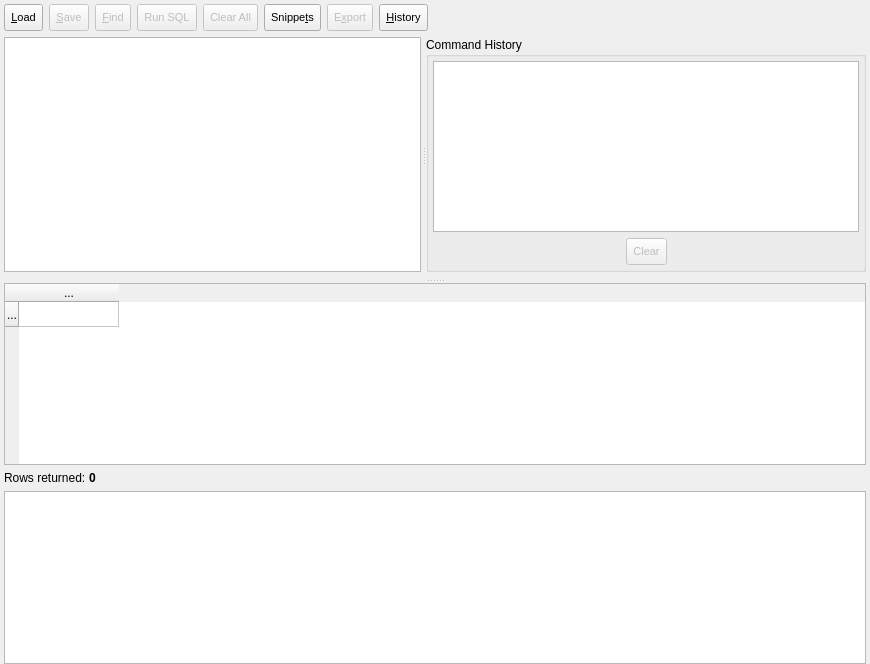
Above: libpgmodeler_ui/ui/sqlexecutionwidget.ui from pgmodeler/pgmodeler before the change. Below: the same form after it.
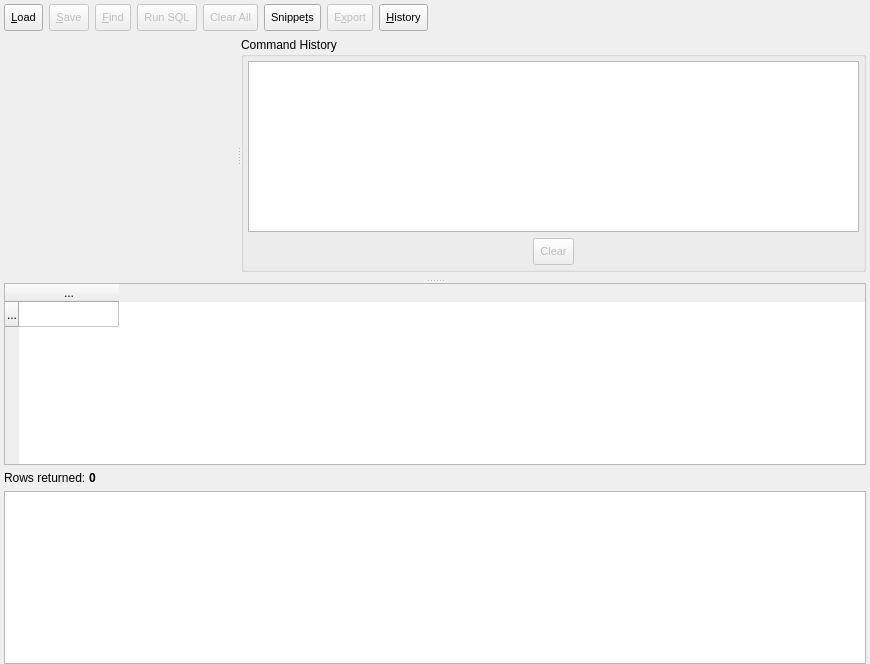
That is the form after the change. Icons and pictures are not drawn.

What changed in the file:
```diff
--- a/libpgmodeler_ui/ui/sqlexecutionwidget.ui
+++ b/libpgmodeler_ui/ui/sqlexecutionwidget.ui
@@ -438,7 +438,7 @@
          <property name="childrenCollapsible">
           <bool>false</bool>
          </property>
-         <widget class="QPlainTextEdit" name="sql_cmd_txt">
+         <widget class="QWidget" name="sql_cmd_wgt">
           <property name="enabled">
            <bool>true</bool>
           </property>
```
